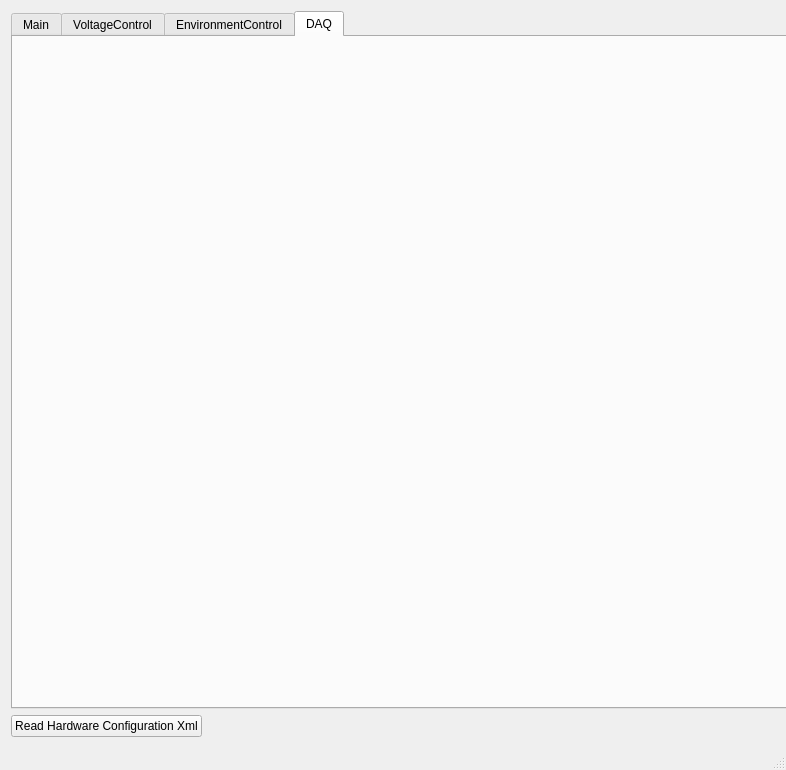
Above: gui/mainwindow.ui from thomaseichhorn/burnin before the change. Below: the same form after it.
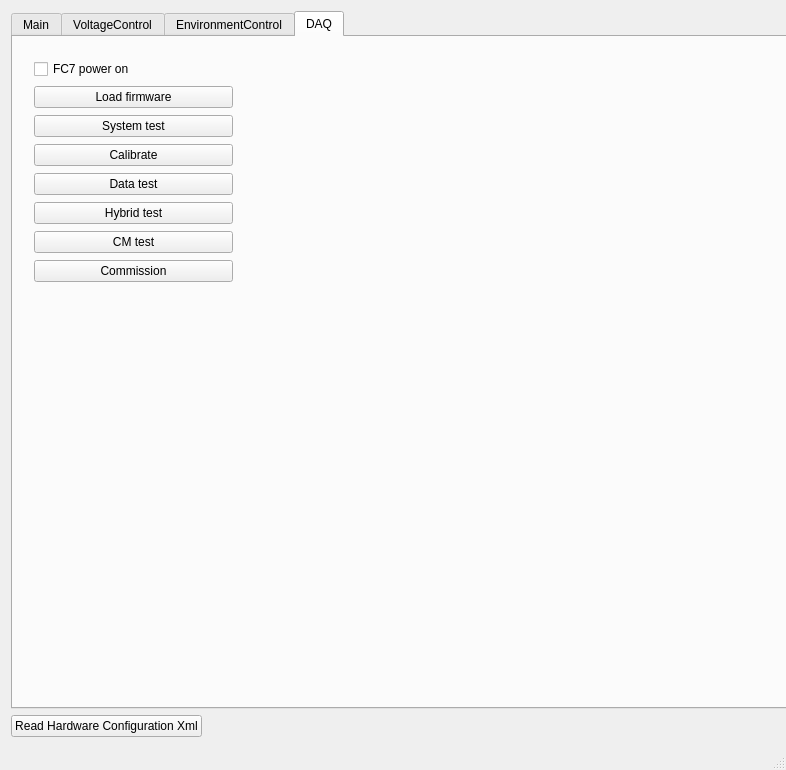
That is the form after the change. The open tabs and pages were chosen to show the change.

```diff
--- a/gui/mainwindow.ui
+++ b/gui/mainwindow.ui
@@ -262,6 +262,74 @@
        <attribute name="title">
         <string>DAQ</string>
        </attribute>
+       <widget class="QWidget" name="verticalLayoutWidget">
+        <property name="geometry">
+         <rect>
+          <x>10</x>
+          <y>10</y>
+          <width>221</width>
+          <height>251</height>
+         </rect>
+        </property>
+        <layout class="QVBoxLayout" name="verticalLayout_4">
+         <item>
+          <widget class="QCheckBox" name="fc7power_check">
+           <property name="text">
+            <string>FC7 power on</string>
+           </property>
+          </widget>
+         </item>
+         <item>
+          <widget class="QPushButton" name="loadfirmware_button">
+           <property name="text">
+            <string>Load firmware</string>
+           </property>
+          </widget>
+         </item>
+         <item>
+          <widget class="QPushButton" name="systemtest_button">
+           <property name="text">
+            <string>System test</string>
+           </property>
+          </widget>
+         </item>
+         <item>
+          <widget class="QPushButton" name="calibrate_button">
+           <property name="text">
+            <string>Calibrate</string>
+           </property>
+          </widget>
+         </item>
+         <item>
+          <widget class="QPushButton" name="datatest_button">
+           <property name="text">
+            <string>Data test</string>
+           </property>
+          </widget>
+         </item>
+         <item>
+          <widget class="QPushButton" name="hybridtest_button">
+           <property name="text">
+            <string>Hybrid test</string>
+           </property>
+          </widget>
+         </item>
+         <item>
+          <widget class="QPushButton" name="cmtest_button">
+           <property name="text">
+            <string>CM test</string>
+           </property>
+          </widget>
+         </item>
+         <item>
+          <widget class="QPushButton" name="commission_button">
+           <property name="text">
+            <string>Commission</string>
+           </property>
+          </widget>
+         </item>
+        </layout>
+       </widget>
       </widget>
      </widget>
     </item>
```
